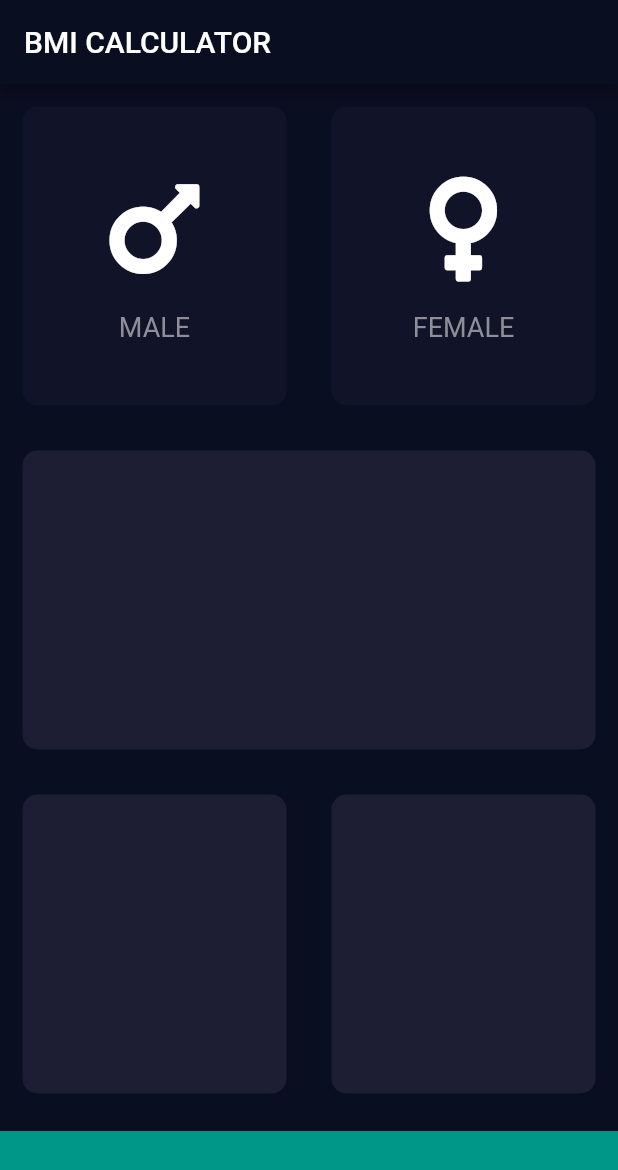
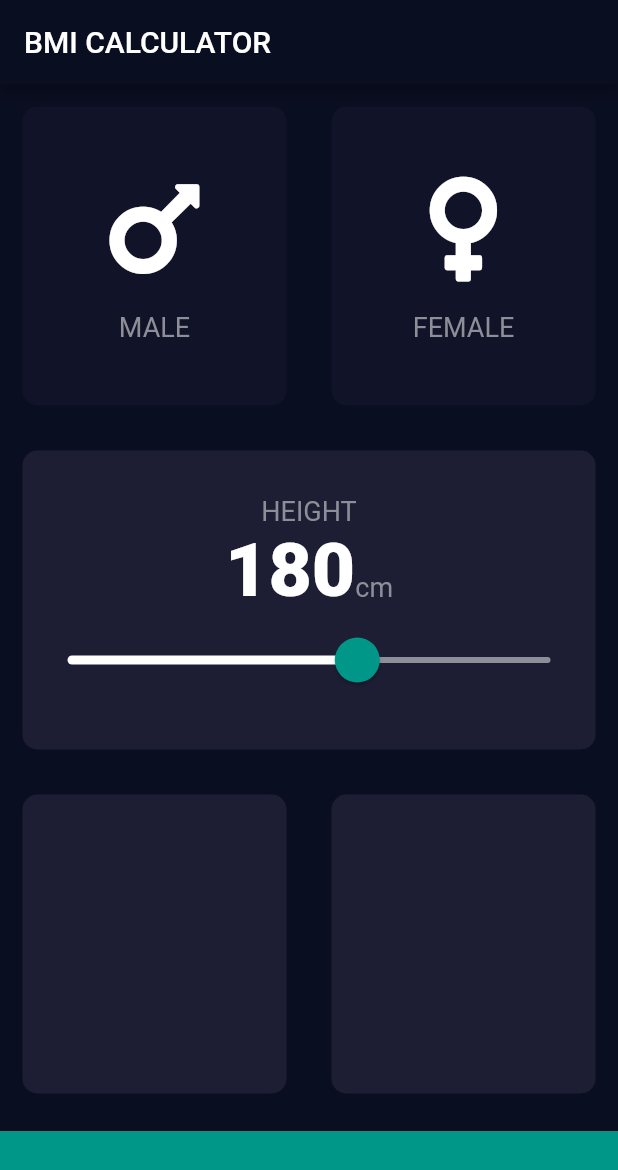
Before and after one commit to Gruja13/BMI-Calculator, a Flutter app: the screen it shows after launch, on a phone screen of 412 x 824 dp. Shown: the top 1170 px of the screen. Run offline on Flutter 3.47's test engine with Material 2 defaults, Android fonts, the phone set to English and light mode, and no system bars; our stand-ins replace font_awesome_flutter.

Commit message:
Refactoring code, Slider added

```diff
--- /dev/null
+++ b/lib/constants.dart
@@ -0,0 +1,18 @@
+import 'package:flutter/material.dart';
+
+// Colors palette
+const kActiveCardColor = Color(0xFF1D1E33);
+const kInactiveCardColor = Color(0xFF111328);
+const kBottomCardColor = Colors.teal;
+
+// Text style in card
+const kLabelTextStyle = TextStyle(
+  fontSize: 18.0,
+  color: Color(0xFF8D8E98),
+);
+
+// Big style card
+const kLabelHeight = TextStyle(
+  fontSize: 50.0,
+  fontWeight: FontWeight.w900,
+);
--- a/lib/icon_content.dart
+++ b/lib/icon_content.dart
@@ -1,10 +1,5 @@
 import 'package:flutter/material.dart';
-
-// Text style in card
-const labelTextStyle = TextStyle(
-  fontSize: 18.0,
-  color: Color(0xFF8D8E98),
-);
+import 'constants.dart';
 
 // Icon card content
 class IconContent extends StatelessWidget {
@@ -27,7 +22,7 @@ class IconContent extends StatelessWidget {
         ),
         Text(
           label,
-          style: labelTextStyle,
+          style: kLabelTextStyle,
         ),
       ],
     );
--- a/lib/input_page.dart
+++ b/lib/input_page.dart
@@ -2,13 +2,9 @@ import 'package:flutter/material.dart';
 import 'package:font_awesome_flutter/font_awesome_flutter.dart';
 import 'reusable_card.dart';
 import 'icon_content.dart';
+import 'constants.dart';
 
 const bottomContainerHeight = 70.0;
-
-// Colors palette
-const activeCardColor = Color(0xFF1D1E33);
-const inactiveCardColor = Color(0xFF111328);
-const bottomCardColor = Colors.teal;
 
 enum GenderType {
   male,
@@ -22,6 +18,7 @@ class InputPage extends StatefulWidget {
 
 class _InputPageState extends State<InputPage> {
   GenderType selectedGender;
+  int height = 180;
 
   @override
   Widget build(BuildContext context) {
@@ -30,43 +27,40 @@ class _InputPageState extends State<InputPage> {
         title: Text('BMI CALCULATOR'),
       ),
       body: Column(
+        crossAxisAlignment: CrossAxisAlignment.stretch,
         children: <Widget>[
           Expanded(
             child: Row(
               children: <Widget>[
                 Expanded(
-                  child: GestureDetector(
-                    onTap: () {
+                  child: new RefCard(
+                    onPress: () {
                       setState(() {
                         selectedGender = GenderType.male;
                       });
                     },
-                    child: new RefCard(
                     color: selectedGender == GenderType.male
-                          ? activeCardColor
-                          : inactiveCardColor,
+                        ? kActiveCardColor
+                        : kInactiveCardColor,
                     cardChild: new IconContent(
                       icon: FontAwesomeIcons.mars,
                       label: 'MALE',
                     ),
                   ),
                 ),
-                ),
                 Expanded(
-                  child: GestureDetector(
-                    onTap: () {
+                  child: new RefCard(
+                    onPress: () {
                       setState(() {
                         selectedGender = GenderType.female;
                       });
                     },
-                    child: new RefCard(
                     color: selectedGender == GenderType.female
-                          ? activeCardColor
-                          : inactiveCardColor,
+                        ? kActiveCardColor
+                        : kInactiveCardColor,
                     cardChild: new IconContent(
                       icon: FontAwesomeIcons.venus,
                       label: 'FEMALE',
-                      ),
                     ),
                   ),
                 ),
@@ -75,7 +69,54 @@ class _InputPageState extends State<InputPage> {
           ),
           Expanded(
             child: new RefCard(
-              color: activeCardColor,
+              color: kActiveCardColor,
+              cardChild: Column(
+                mainAxisAlignment: MainAxisAlignment.center,
+                children: <Widget>[
+                  Text(
+                    'HEIGHT',
+                    style: kLabelTextStyle,
+                  ),
+                  Row(
+                    mainAxisAlignment: MainAxisAlignment.center,
+                    crossAxisAlignment: CrossAxisAlignment.baseline,
+                    textBaseline: TextBaseline.alphabetic,
+                    children: <Widget>[
+                      Text(
+                        height.toString(),
+                        style: kLabelHeight,
+                      ),
+                      Text(
+                        'cm',
+                        style: kLabelTextStyle,
+                      ),
+                    ],
+                  ),
+                  SliderTheme(
+                    data: SliderTheme.of(context).copyWith(
+                      activeTrackColor: Colors.white,
+                      inactiveTrackColor: Color(0xFF8D8E98),
+                      thumbColor: Colors.teal,
+                      overlayColor: Color(0x2926A69A),
+                      thumbShape:
+                          RoundSliderThumbShape(enabledThumbRadius: 15.0),
+                      overlayShape:
+                          RoundSliderOverlayShape(overlayRadius: 30.0),
+                    ),
+                    child: Slider(
+                      value: height.toDouble(),
+                      min: 120.0,
+                      max: 220.0,
+                      label: '$height',
+                      onChanged: (double newValue) {
+                        setState(() {
+                          height = newValue.round();
+                        });
+                      },
+                    ),
+                  ),
+                ],
+              ),
             ),
           ),
           Expanded(
@@ -83,19 +124,19 @@ class _InputPageState extends State<InputPage> {
               children: <Widget>[
                 Expanded(
                   child: new RefCard(
-                    color: activeCardColor,
+                    color: kActiveCardColor,
                   ),
                 ),
                 Expanded(
                   child: new RefCard(
-                    color: activeCardColor,
+                    color: kActiveCardColor,
                   ),
                 ),
               ],
             ),
           ),
           Container(
-            color: bottomCardColor,
+            color: kBottomCardColor,
             margin: EdgeInsets.only(top: 10.0),
             width: double.infinity,
             height: bottomContainerHeight,
--- a/lib/reusable_card.dart
+++ b/lib/reusable_card.dart
@@ -2,20 +2,23 @@ import 'package:flutter/material.dart';
 
 // Card view design
 class RefCard extends StatelessWidget {
-  RefCard({@required this.color, this.cardChild});
+  RefCard({@required this.color, this.cardChild, this.onPress});
 
   final Color color;
-
   final Widget cardChild;
+  final Function onPress;
 
   @override
   Widget build(BuildContext context) {
-    return Container(
-      child: cardChild,
-      margin: EdgeInsets.all(15.0),
-      decoration: BoxDecoration(
-        color: color,
-        borderRadius: BorderRadius.circular(10.0),
+    return GestureDetector(
+      onTap: onPress,
+      child: Container(
+        child: cardChild,
+        margin: EdgeInsets.all(15.0),
+        decoration: BoxDecoration(
+          color: color,
+          borderRadius: BorderRadius.circular(10.0),
+        ),
       ),
     );
   }
```
Lines whose indentation alone changed are shown as unchanged.
